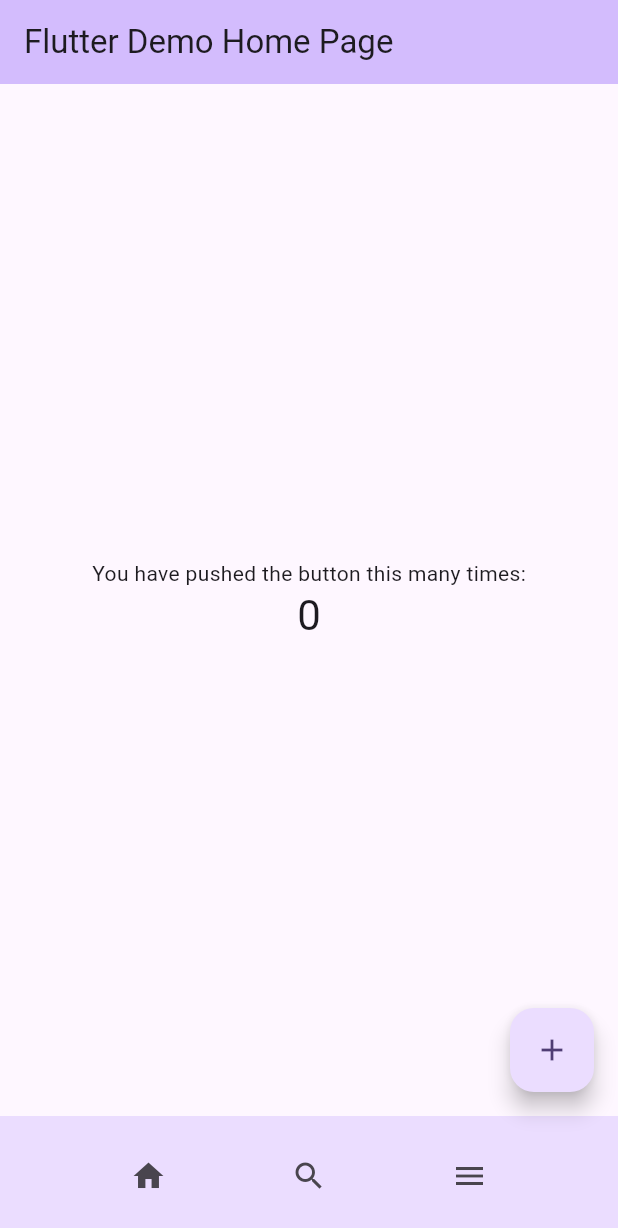
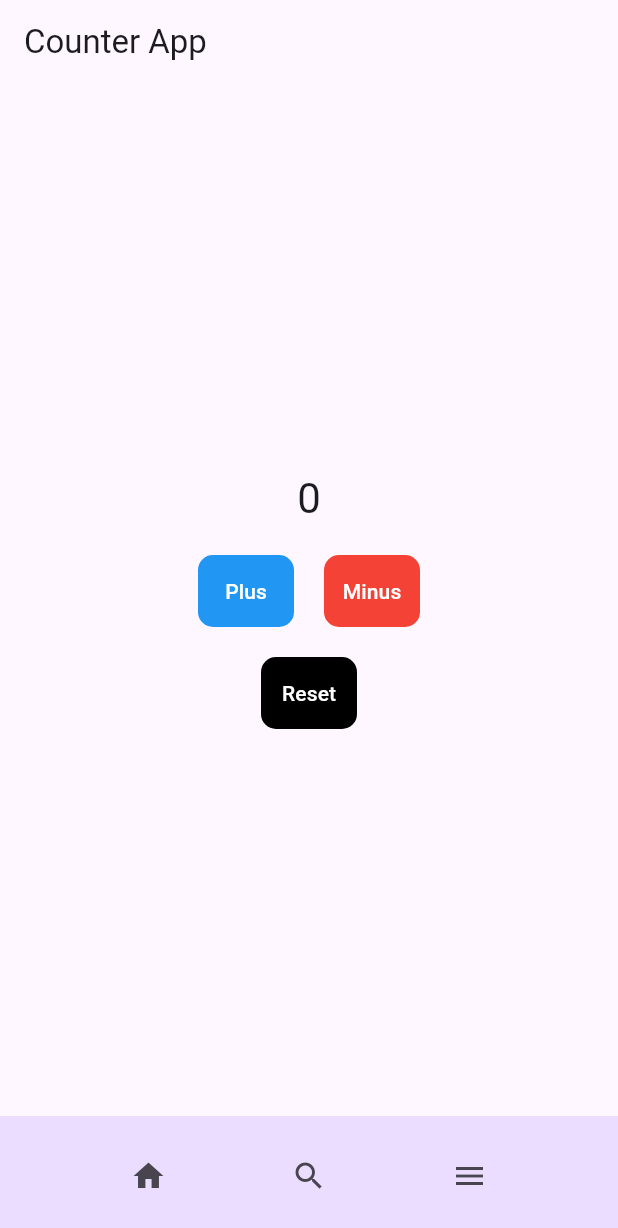
Before and after one commit to tomo2321/flutter-sample-web-app, a Flutter app: the screen it shows after launch, on a phone screen of 412 x 824 dp. Shown: the top 1228 px of the screen. Run offline on Flutter 3.47's test engine with Material 3 defaults, Android fonts, the light colour scheme and no system bars.

Commit message:
:sparkles: add: add counter app

```diff
--- a/lib/main.dart
+++ b/lib/main.dart
@@ -10,12 +10,10 @@
   @override
   Widget build(BuildContext context) {
     return MaterialApp(
-      title: 'Flutter Demo',
       theme: ThemeData(
-        colorScheme: ColorScheme.fromSeed(seedColor: Colors.deepPurple),
-        useMaterial3: true,
+        primarySwatch: Colors.blue,
       ),
-      home: const MyHomePage(title: 'Flutter Demo Home Page'),
+      home: const MyHomePage(title: 'Counter App'),
     );
   }
 }
@@ -38,31 +36,89 @@
     });
   }
 
+  void _decrementCounter() {
+    setState(() {
+      _counter--;
+    });
+  }
+
+  void _resetCounter() {
+    setState(() {
+      _counter = 0;
+    });
+  }
+
   @override
   Widget build(BuildContext context) {
     return Scaffold(
       appBar: AppBar(
-        backgroundColor: Theme.of(context).colorScheme.inversePrimary,
         title: Text(widget.title),
       ),
       body: Center(
         child: Column(
           mainAxisAlignment: MainAxisAlignment.center,
           children: <Widget>[
-            const Text(
-              'You have pushed the button this many times:',
-            ),
             Text(
               '$_counter',
               style: Theme.of(context).textTheme.headlineMedium,
             ),
+            const SizedBox(
+              height: 20.0,
+            ),
+            Row(
+              mainAxisAlignment: MainAxisAlignment.spaceEvenly,
+              mainAxisSize: MainAxisSize.min,
+              children: <Widget>[
+                Container(
+                  // color: Colors.blue,
+                  decoration: BoxDecoration(
+                    color: Colors.blue,
+                    borderRadius: BorderRadius.circular(10.0),
+                  ),
+                  child: TextButton(
+                    onPressed: _incrementCounter,
+                    child: const Text(
+                      'Plus',
+                      style: TextStyle(color: Colors.white),
+                    ),
+                  ),
+                ),
+                const SizedBox(
+                  width: 20.0,
+                ),
+                Container(
+                  // color: Colors.red,
+                  decoration: BoxDecoration(
+                    color: Colors.red,
+                    borderRadius: BorderRadius.circular(10.0),
+                  ),
+                  child: TextButton(
+                    onPressed: _decrementCounter,
+                    child: const Text(
+                      'Minus',
+                      style: TextStyle(color: Colors.white),
+                    ),
+                  ),
+                ),
+              ],
+            ),
+            const SizedBox(
+              height: 20.0,
+            ),
+            Container(
+              // color: Colors.black,
+              decoration: BoxDecoration(
+                color: Colors.black,
+                borderRadius: BorderRadius.circular(10.0),
+              ),
+              child: TextButton(
+                onPressed: _resetCounter,
+                child:
+                    const Text('Reset', style: TextStyle(color: Colors.white)),
+              ),
+            ),
           ],
         ),
-      ),
-      floatingActionButton: FloatingActionButton(
-        onPressed: _incrementCounter,
-        tooltip: 'Increment',
-        child: const Icon(Icons.add),
       ),
       bottomNavigationBar: BottomAppBar(
         color: Theme.of(context).colorScheme.primaryContainer,
```
